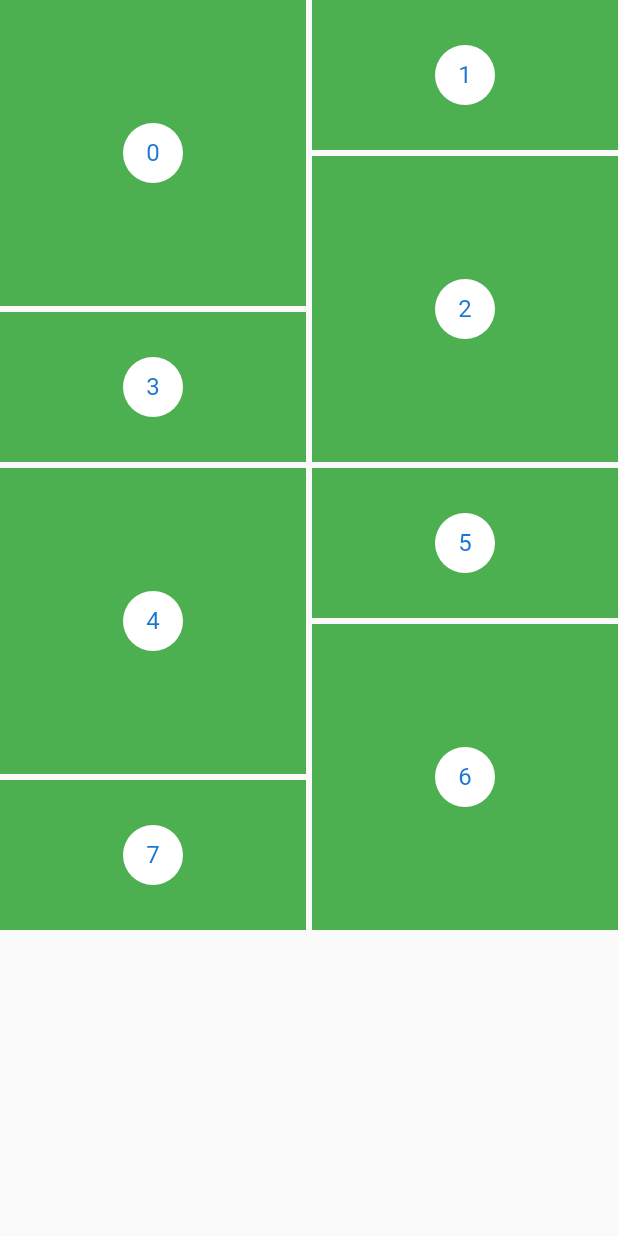
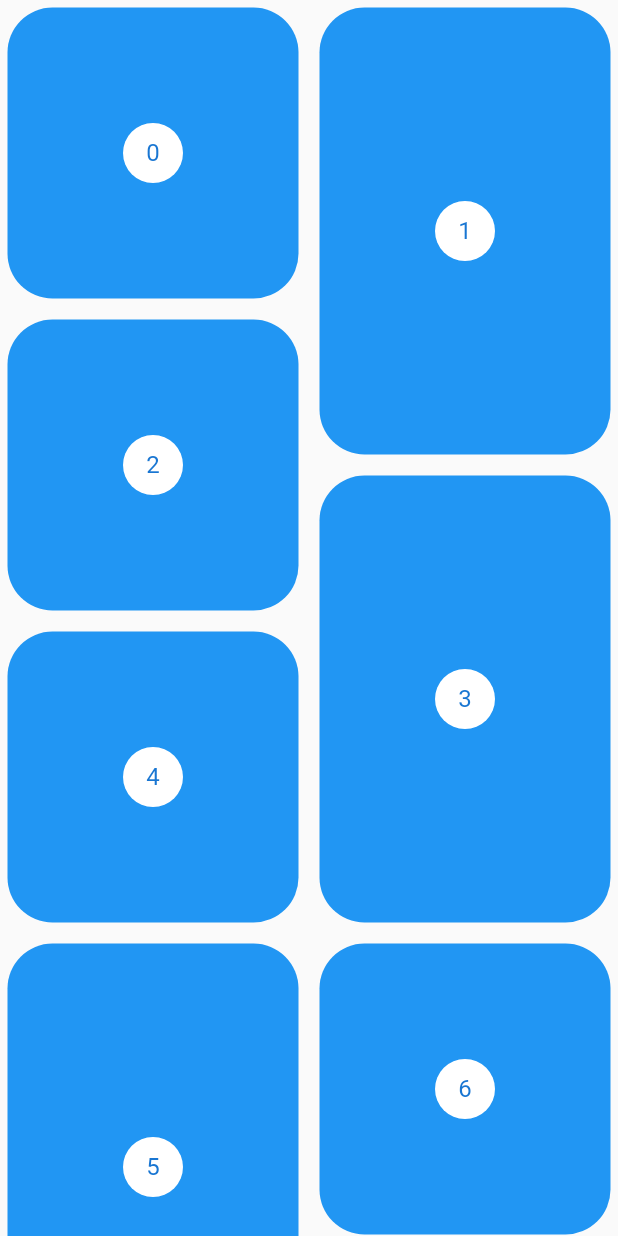
Before and after one commit to EstebanIndiveri/layoutcurrent, a Flutter app: the screen it shows after launch, on a phone screen of 412 x 824 dp. Run offline on Flutter 3.47's test engine with Material 2 defaults, Android fonts, the phone set to English and light mode, and no system bars.

Commit message:
add layout up

```diff
--- a/lib/src/pages/pinterest_page.dart
+++ b/lib/src/pages/pinterest_page.dart
@@ -8,30 +8,44 @@ class Pinterest extends StatelessWidget {
   @override
   Widget build(BuildContext context) {
     return Scaffold(
-      body: Center(
-        child:PinterestGrid(),
-      ),
+      body: PinterestGrid(),
     );
   }
 }
 class PinterestGrid extends StatelessWidget{
+
+  final List<int> items =List.generate(20, (index) => index);
+
   @override
   Widget build(BuildContext context){
     return new StaggeredGridView.countBuilder(
       crossAxisCount:4,
-      itemCount: 8,
-      itemBuilder: (BuildContext context, int index)=>new Container(
-        color: Colors.green,
-        child: new Center(
-          child: CircleAvatar(
-            backgroundColor: Colors.white,
-            child:new Text('$index'),
-            ),
-        )),
+      itemCount: items.length,
+      itemBuilder: (BuildContext context, int index)=>_PinterestItem(index),
         staggeredTileBuilder: (int index)=>
-        new StaggeredTile.count(2, index.isEven?2:1),
+        new StaggeredTile.count(2, index.isEven?2:3),
         mainAxisSpacing: 4.0,
         crossAxisSpacing: 4.0,
     );
   }
 }
+
+class _PinterestItem extends StatelessWidget {
+  final int index;
+  _PinterestItem(this.index);
+  @override
+  Widget build(BuildContext context) {
+    return new Container(
+      margin:EdgeInsets.all(5),
+      decoration: BoxDecoration(
+      color: Colors.blue,
+      borderRadius: BorderRadius.all(Radius.circular(30))
+      ),
+      child: new Center(
+        child: CircleAvatar(
+          backgroundColor: Colors.white,
+          child:new Text('$index'),
+          ),
+      ));
+  }
+}
```
